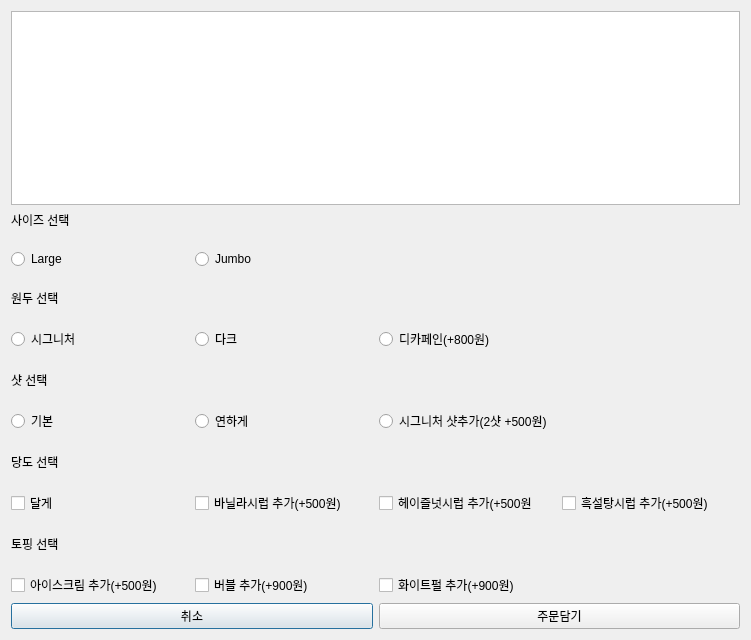
Above: VentiApp/menuoptiondialog.ui from minki9252/TheVentiKiosk before the change. Below: the same form after it.
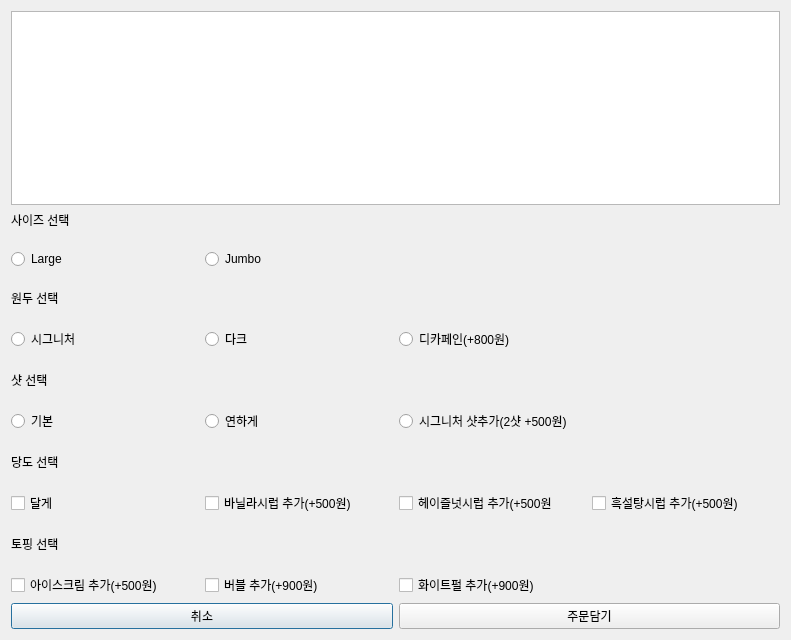
That is the form after the change.

Diff of the .ui file:
```diff
--- a/VentiApp/menuoptiondialog.ui
+++ b/VentiApp/menuoptiondialog.ui
@@ -6,7 +6,7 @@
    <rect>
     <x>0</x>
     <y>0</y>
-    <width>751</width>
+    <width>791</width>
     <height>640</height>
    </rect>
   </property>
```
